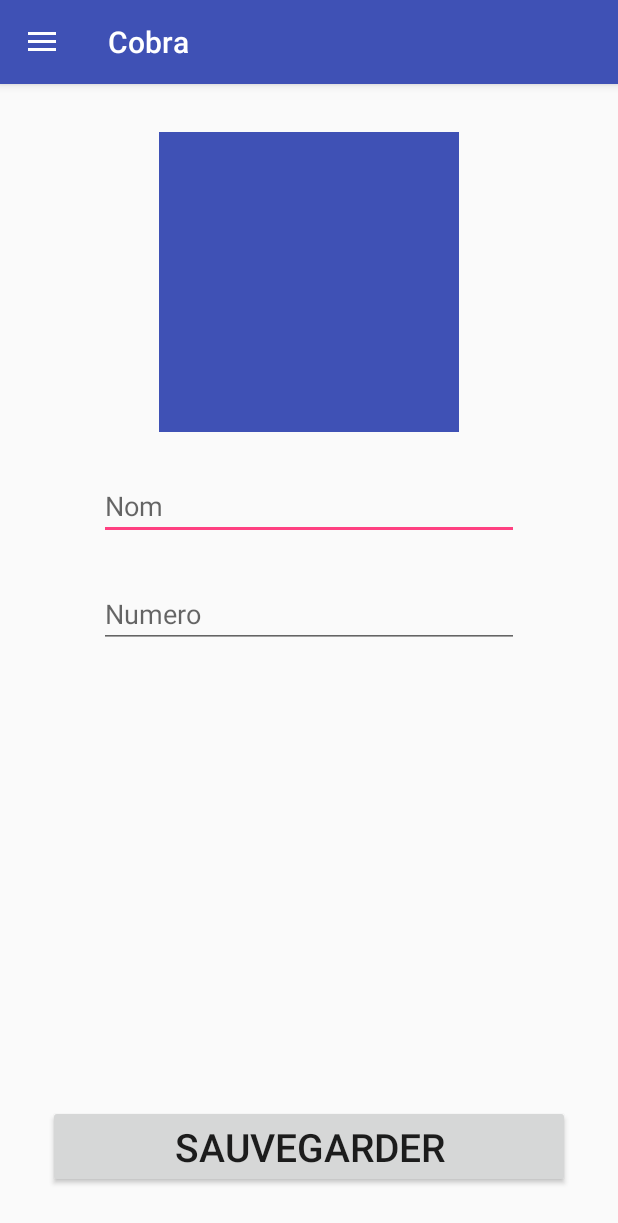
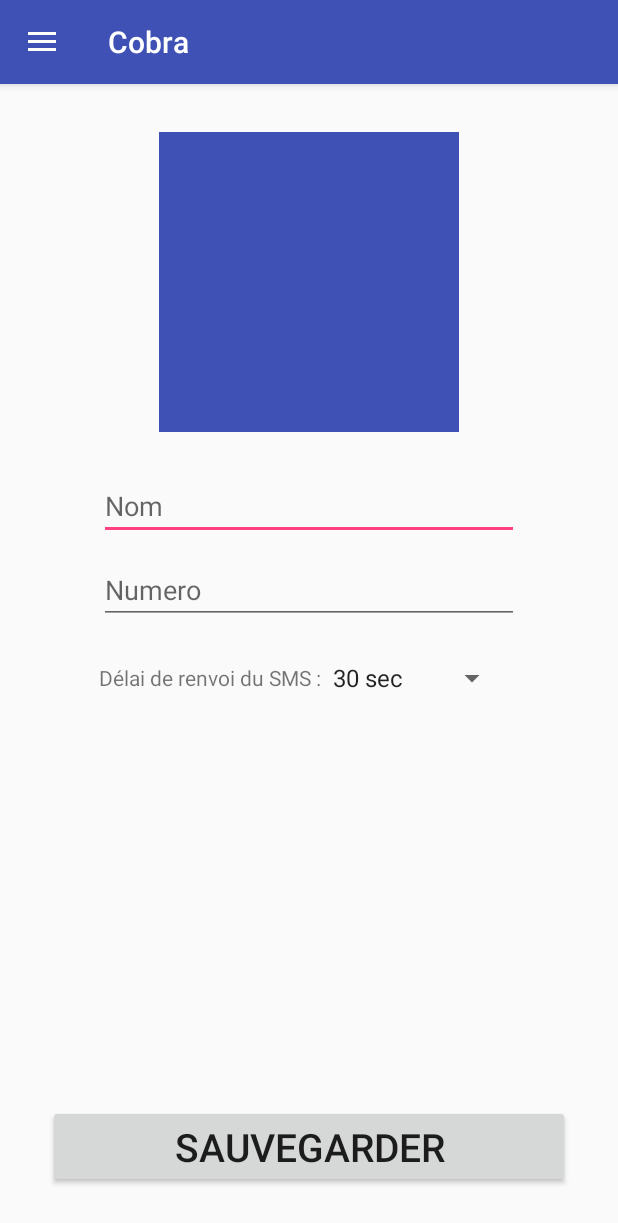
Before and after one commit to gautier59/Cobra, an Android app: the screen it shows after launch (MainActivity), in the side drawer, after a tap on "Settings", on a phone screen of 412 x 824 dp. Shown: the top 1223 px of the screen. Run offline under Robolectric (Android 15) with nearby library versions, the phone set to English and light mode, and no system bars; our stand-ins replace Picasso.

Commit message:
add delai to settings

```diff
--- a/app/src/main/java/com/example/gauti/cobra/SettingsFragment.java
+++ b/app/src/main/java/com/example/gauti/cobra/SettingsFragment.java
@@ -15,9 +15,12 @@ import android.support.design.widget.NavigationView;
 import android.view.LayoutInflater;
 import android.view.View;
 import android.view.ViewGroup;
+import android.widget.AdapterView;
+import android.widget.ArrayAdapter;
 import android.widget.Button;
 import android.widget.EditText;
 import android.widget.ImageView;
+import android.widget.Spinner;
 import android.widget.Toast;
 
 import com.example.gauti.cobra.global.ApplicationSharedPreferences;
@@ -25,8 +28,10 @@ import com.squareup.picasso.Picasso;
 
 import java.io.File;
 import java.io.IOException;
+import java.util.ArrayList;
+import java.util.List;
 
-public class SettingsFragment extends Fragment {
+public class SettingsFragment extends Fragment implements AdapterView.OnItemSelectedListener{
 
     // Constants
     // --------------------------------------------------------------------------------------------
@@ -39,11 +44,13 @@ public class SettingsFragment extends Fragment {
     private EditText et_number;
     private Button btn_sauv;
     private ImageView iv_picture;
+    private Spinner spiDelai;
 
     private String mUrlImg;
     private Uri mOutputFileUri;
     private String mName;
     private String mNumero;
+    private int mDelai;
 
     private NavigationView navigationView;
 
@@ -57,13 +64,15 @@ public class SettingsFragment extends Fragment {
         et_number = (EditText) view.findViewById(R.id.et_number);
         btn_sauv = (Button) view.findViewById(R.id.btn_settings_sauv);
         iv_picture = (ImageView) view.findViewById(R.id.iv_picture_settings);
+        spiDelai = (Spinner) view.findViewById(R.id.spinnerTime);
 
-        if ((ApplicationSharedPreferences.getInstance(getActivity().getApplicationContext()).getSettingsPicture() != null)
-                && (ApplicationSharedPreferences.getInstance(getActivity().getApplicationContext()).getSettingsName() != null)
+        if (/*(ApplicationSharedPreferences.getInstance(getActivity().getApplicationContext()).getSettingsPicture() != null)
+                && */(ApplicationSharedPreferences.getInstance(getActivity().getApplicationContext()).getSettingsName() != null)
                 && (ApplicationSharedPreferences.getInstance(getActivity().getApplicationContext()).getSettingsNumero() != null)) {
             mUrlImg = ApplicationSharedPreferences.getInstance(getActivity().getApplicationContext()).getSettingsPicture();
             mName = ApplicationSharedPreferences.getInstance(getActivity().getApplicationContext()).getSettingsName();
             mNumero = ApplicationSharedPreferences.getInstance(getActivity().getApplicationContext()).getSettingsNumero();
+            mDelai = ApplicationSharedPreferences.getInstance(getActivity().getApplicationContext()).getSettingsDelai();
 
             refreshTextAndPictureViews();
         }
@@ -133,6 +142,26 @@ public class SettingsFragment extends Fragment {
                 transaction.commit();
             }
         });
+
+        // Spinner click listener
+        spiDelai.setOnItemSelectedListener(this);
+
+        // Spinner Drop down elements
+        List<String> time = new ArrayList<String>();
+        time.add("30 sec");
+        time.add("45 sec");
+        time.add("1 min");
+        time.add("1 min 15");
+        time.add("1 min 30");
+
+        // Creating adapter for spinner
+        ArrayAdapter<String> dataAdapter = new ArrayAdapter<String>(getActivity(), android.R.layout.simple_spinner_item, time);
+
+        // Drop down layout style - list view with radio button
+        dataAdapter.setDropDownViewResource(android.R.layout.simple_spinner_dropdown_item);
+
+        // attaching data adapter to spinner
+        spiDelai.setAdapter(dataAdapter);
     }
 
     public void onActivityResult(int requestCode, int resultCode, Intent imageReturnedIntent) {
@@ -178,6 +207,8 @@ public class SettingsFragment extends Fragment {
             iv_picture.setBackgroundColor(getResources().getColor(R.color.colorPrimary));
             iv_picture.setPadding(paddingPicture, paddingPicture, paddingPicture, paddingPicture);
         }
+
+        spiDelai.setSelection(mDelai);
     }
 
     // Picture
@@ -208,4 +239,21 @@ public class SettingsFragment extends Fragment {
         }
         return result;
     }
+
+    // Listener
+    // --------------------------------------------------------------------------------------------
+    @Override
+    public void onItemSelected(AdapterView<?> adapterView, View view, int i, long l) {
+        // On selecting a spinner item
+        String item = adapterView.getItemAtPosition(i).toString();
+        ApplicationSharedPreferences.getInstance(getActivity().getApplicationContext()).setSettingDelai(i);
+
+        // Showing selected spinner item
+        //Toast.makeText(adapterView.getContext(), "Selected: " + item + " : " + i, Toast.LENGTH_LONG).show();
+    }
+
+    @Override
+    public void onNothingSelected(AdapterView<?> adapterView) {
+
+    }
 }
--- a/app/src/main/java/com/example/gauti/cobra/global/ApplicationSharedPreferences.java
+++ b/app/src/main/java/com/example/gauti/cobra/global/ApplicationSharedPreferences.java
@@ -18,6 +18,7 @@ public class ApplicationSharedPreferences {
     private static final String SETTINGS_PICTURE = "settingsPicture";
     private static final String SETTINGS_NAME = "settingsName";
     private static final String SETTINGS_NUMERO = "settingsNumero";
+    private static final String SETTINGS_DELAI = "settings_delai";
 
 
     // Private fields
@@ -70,4 +71,13 @@ public class ApplicationSharedPreferences {
         editor.putString(SETTINGS_NAME, name);
         editor.commit();
     }
+
+    public int getSettingsDelai() {
+        return applicationSharedPreferences.getInt(SETTINGS_DELAI, -1);
+    }
+
+    public void setSettingDelai(int delai) {
+        editor.putInt(SETTINGS_DELAI, delai);
+        editor.commit();
+    }
 }
--- a/app/src/main/res/layout/fragment_settings.xml
+++ b/app/src/main/res/layout/fragment_settings.xml
@@ -25,7 +25,6 @@
             android:layout_width="match_parent"
             android:layout_height="40dp"
             android:layout_below="@+id/iv_picture_settings"
-            android:layout_marginBottom="@dimen/activity_vertical_margin"
             android:layout_marginLeft="@dimen/margin_horizontale_settings"
             android:layout_marginRight="@dimen/margin_horizontale_settings"
             android:layout_marginTop="@dimen/activity_vertical_margin"
@@ -44,6 +43,27 @@
             android:inputType="phone"
             android:singleLine="true" />
 
+
+        <LinearLayout
+            android:layout_width="match_parent"
+            android:layout_height="40dp"
+            android:layout_below="@+id/et_number"
+            android:layout_marginLeft="@dimen/margin_horizontale_settings"
+            android:layout_marginTop="@dimen/activity_vertical_margin"
+            android:orientation="horizontal">
+            <TextView
+                android:layout_width="wrap_content"
+                android:layout_height="match_parent"
+                android:text="@string/settings_delai"
+                android:gravity="center_vertical"/>
+
+            <Spinner
+                android:id="@+id/spinnerTime"
+                android:layout_width="wrap_content"
+                android:layout_height="match_parent"
+                />
+        </LinearLayout>
+
         <Button
             android:id="@+id/btn_settings_sauv"
             android:layout_width="match_parent"
@@ -56,5 +76,6 @@
             android:layout_marginTop="@dimen/activity_vertical_margin"
             android:text="@string/settings_btn_sauv"
             android:textSize="@dimen/text_size_localisation" />
+
     </RelativeLayout>
 </FrameLayout>
--- a/app/src/main/res/values/dimens.xml
+++ b/app/src/main/res/values/dimens.xml
@@ -12,6 +12,7 @@
     <dimen name="padding_picture_home">8sp</dimen>
     <dimen name="margin_btn_lock_unlock">70dp</dimen>
     <dimen name="margin_horizontale_settings">50dp</dimen>
+    <dimen name="demi_margin_horizontale_settings">25dp</dimen>
     <dimen name="margin_top_localisation">10dp</dimen>
 
     <dimen name="fab_margin">16dp</dimen>
--- a/app/src/main/res/values/strings.xml
+++ b/app/src/main/res/values/strings.xml
@@ -12,6 +12,7 @@
 
     <string name="settings_name_hint">Nom</string>
     <string name="settings_number_hint">Numero</string>
+    <string name="settings_delai">Délai de renvoi du SMS : </string>
     <string name="settings_btn_sauv">Sauvegarder</string>
 
     <string name="popover_photo">Photo</string>
```
Also changed, not shown: app/src/main/java/com/example/gauti/cobra/LocalisationFragment.java (+29 -14 lines).
